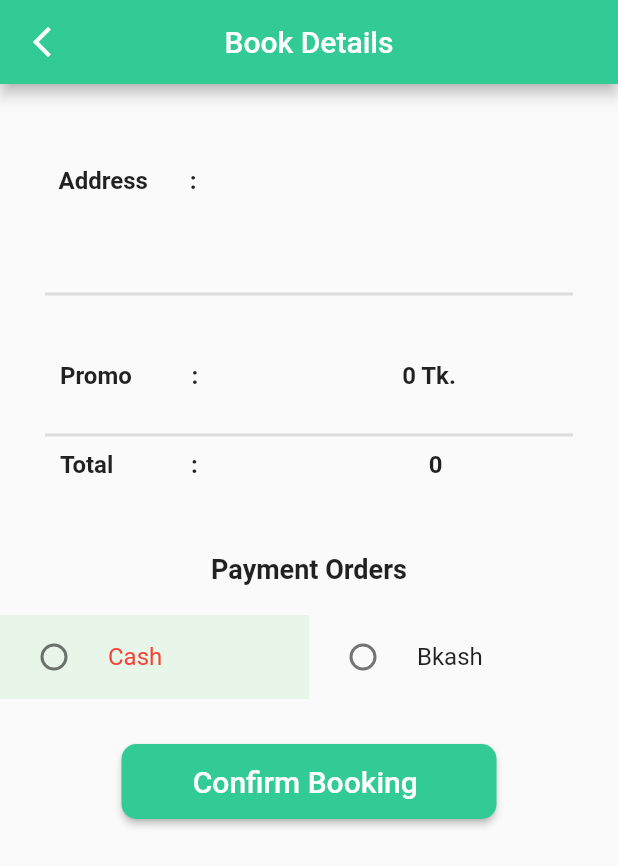
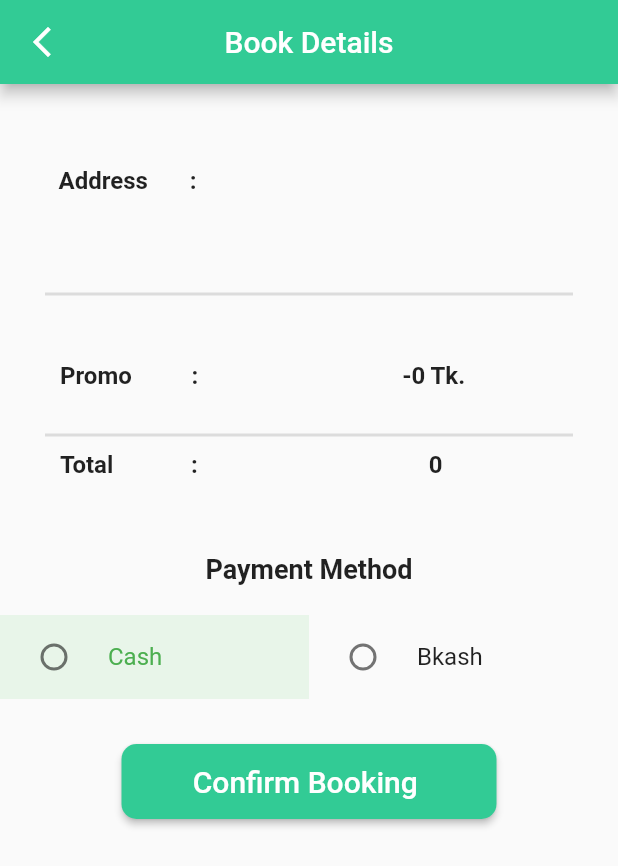
Before and after one commit to Shafaqulhamim/mobile_cleaning_service, a Flutter app: the BookDetails screen opened directly with empty values, on a phone screen of 412 x 824 dp. Shown: the top 866 px of the screen. Run offline on Flutter 3.47's test engine with Material 2 defaults, Android fonts, the phone set to English and light mode, and no system bars; our stand-ins replace bloc, cloud_firestore, dartz, date_time_picker, firebase_auth, firebase_core and 7 more; accounts and stored records are empty.

Commit message:
design fixed

```diff
--- a/lib/view/book_details.dart
+++ b/lib/view/book_details.dart
@@ -229,7 +229,7 @@ class _BookDetailsState extends State<BookDetails> {
                                   height: 5,
                                 ),
                                 Text(
-                                  "    0 Tk.         ",
+                                  "    -0 Tk.         ",
                                   style: TextStyle(
                                       fontSize: 16,
                                       fontWeight: FontWeight.bold),
@@ -269,7 +269,7 @@ class _BookDetailsState extends State<BookDetails> {
                   ),
                   SizedBox(height: 50),
                   Text(
-                    "Payment Orders",
+                    "Payment Method",
                     textAlign: TextAlign.center,
                     style: TextStyle(
                       fontSize: 18,
@@ -312,7 +312,7 @@ class _BookDetailsState extends State<BookDetails> {
                               });
                             },
                             selectedTileColor: Colors.green[50],
-                            activeColor: Colors.red,
+                            activeColor: Colors.green,
                           ),
                         ),
 
```
